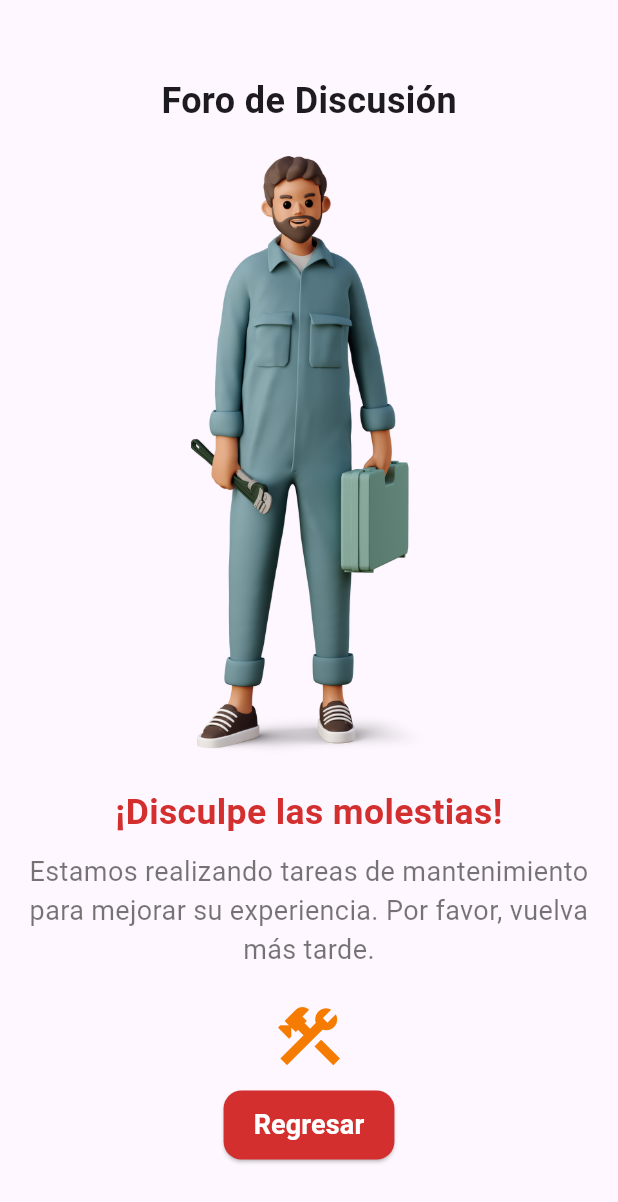
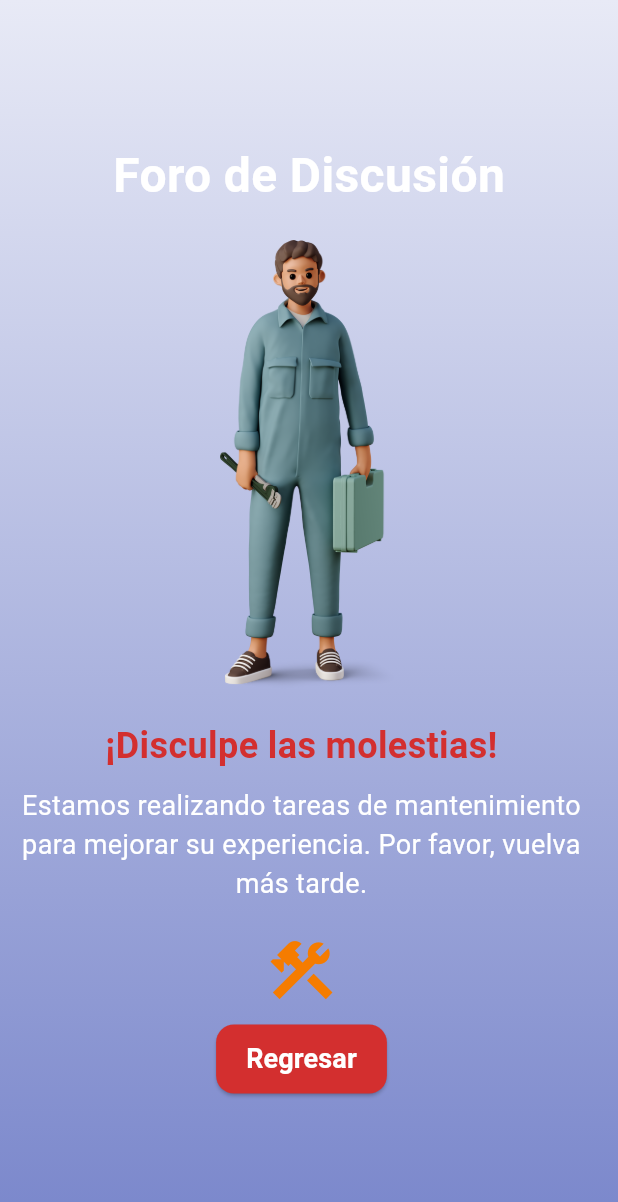
Before and after one commit to LuisDiegoGR/appdevfinal, a Flutter app: the PageForo screen opened directly, on a phone screen of 412 x 824 dp. Shown: the top 1202 px of the screen. Run offline on Flutter 3.47's test engine with Material 3 defaults, Android fonts, the light colour scheme and no system bars; our stand-ins replace carousel_slider, cloud_firestore, firebase_auth, firebase_core, firebase_database, firebase_messaging and 5 more; missing offline and left inert: animated_snack_bar; accounts and stored records are empty; statements that could not run were skipped.

```diff
--- a/lib/page_foro.dart
+++ b/lib/page_foro.dart
@@ -4,33 +4,46 @@ class PageForo extends StatelessWidget {
   @override
   Widget build(BuildContext context) {
     return Scaffold(
-      body: Column(
+      body: Container(
+        decoration: const BoxDecoration(
+          gradient: LinearGradient(
+            colors: [Color(0xFFE8EAF6), Color(0xFF7986CB)],
+            begin: Alignment.topCenter,
+            end: Alignment.bottomCenter,
+          ),
+        ),
+        child: Column(
           mainAxisAlignment: MainAxisAlignment.center,
           children: [
             const Text(
               'Foro de Discusión',
-            style: TextStyle(fontSize: 24, fontWeight: FontWeight.bold),
+              style: TextStyle(
+                fontSize: 32,
+                fontWeight: FontWeight.bold,
+                color: Colors.white,
+              ),
             ),
             const SizedBox(height: 20),
             Image.asset(
               'assets/images/mante.png',
-            width: 400,
-            height: 400,
+              width: 300,
+              height: 300,
             ),
             const SizedBox(height: 20),
-          AnimatedText(),
+            VibratingText(),
           ],
+        ),
       ),
     );
   }
 }
 
-class AnimatedText extends StatefulWidget {
+class VibratingText extends StatefulWidget {
   @override
-  _AnimatedTextState createState() => _AnimatedTextState();
+  _VibratingTextState createState() => _VibratingTextState();
 }
 
-class _AnimatedTextState extends State<AnimatedText>
+class _VibratingTextState extends State<VibratingText>
     with SingleTickerProviderStateMixin {
   late AnimationController _controller;
   late Animation<double> _animation;
@@ -39,16 +52,11 @@ class _AnimatedTextState extends State<AnimatedText>
   void initState() {
     super.initState();
     _controller =
-        AnimationController(duration: const Duration(seconds: 2), vsync: this);
-    _animation = Tween<double>(begin: 18, end: 24).animate(_controller)
-      ..addStatusListener((status) {
-        if (status == AnimationStatus.completed) {
-          _controller.reverse();
-        } else if (status == AnimationStatus.dismissed) {
-          _controller.forward();
-        }
-      });
-    _controller.forward();
+        AnimationController(duration: const Duration(seconds: 1), vsync: this)
+          ..repeat(reverse: true);
+    _animation = Tween<double>(begin: -5, end: 5).animate(
+      CurvedAnimation(parent: _controller, curve: Curves.elasticIn),
+    );
   }
 
   @override
@@ -62,12 +70,14 @@ class _AnimatedTextState extends State<AnimatedText>
     return AnimatedBuilder(
       animation: _animation,
       builder: (context, child) {
-        return Column(
+        return Transform.translate(
+          offset: Offset(_animation.value, 0),
+          child: Column(
             children: [
               Text(
                 '¡Disculpe las molestias!',
                 style: TextStyle(
-                fontSize: _animation.value,
+                  fontSize: 24,
                   color: Colors.red.shade700,
                   fontWeight: FontWeight.bold,
                 ),
@@ -78,7 +88,7 @@ class _AnimatedTextState extends State<AnimatedText>
                 'Estamos realizando tareas de mantenimiento para mejorar su experiencia. Por favor, vuelva más tarde.',
                 style: TextStyle(
                   fontSize: 18,
-                color: Colors.black54,
+                  color: Colors.white,
                   fontWeight: FontWeight.normal,
                 ),
                 textAlign: TextAlign.center,
@@ -111,6 +121,7 @@ class _AnimatedTextState extends State<AnimatedText>
                 ),
               ),
             ],
+          ),
         );
       },
     );
```
Also changed, not shown: lib/Citas.dart (+13 -4 lines), lib/Notification.dart (+12 -2 lines), lib/Personalinfo.dart (+11 -1 lines), lib/TerceraPage.dart (+12 -1 lines). Lines whose indentation alone changed are shown as unchanged.
